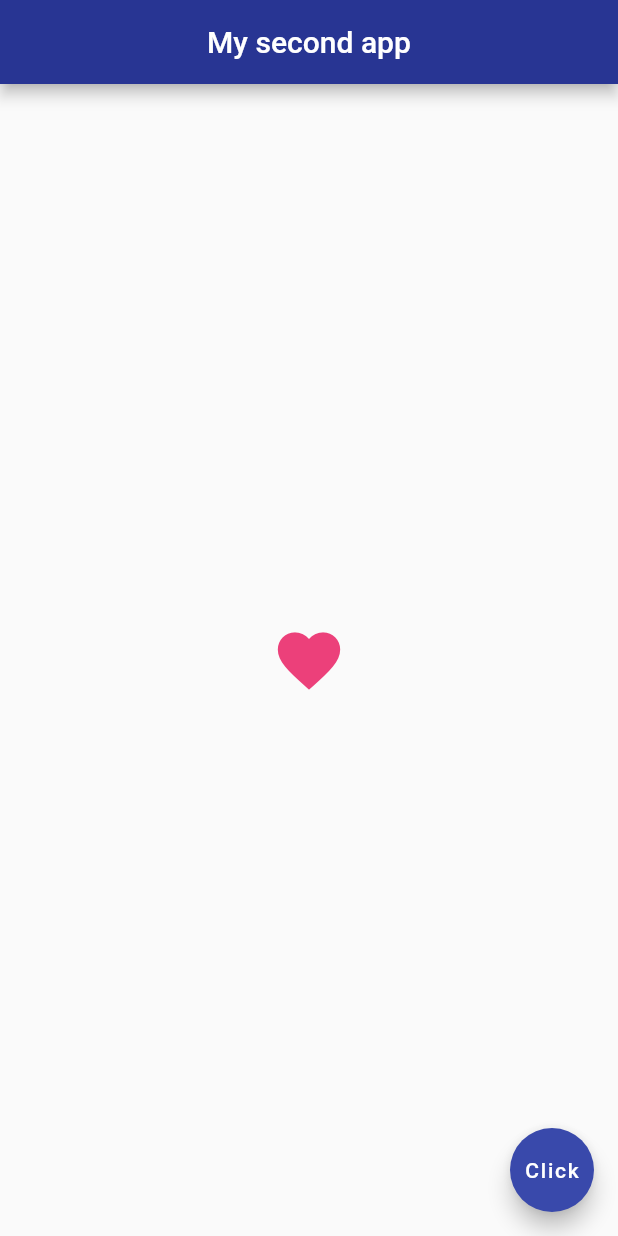
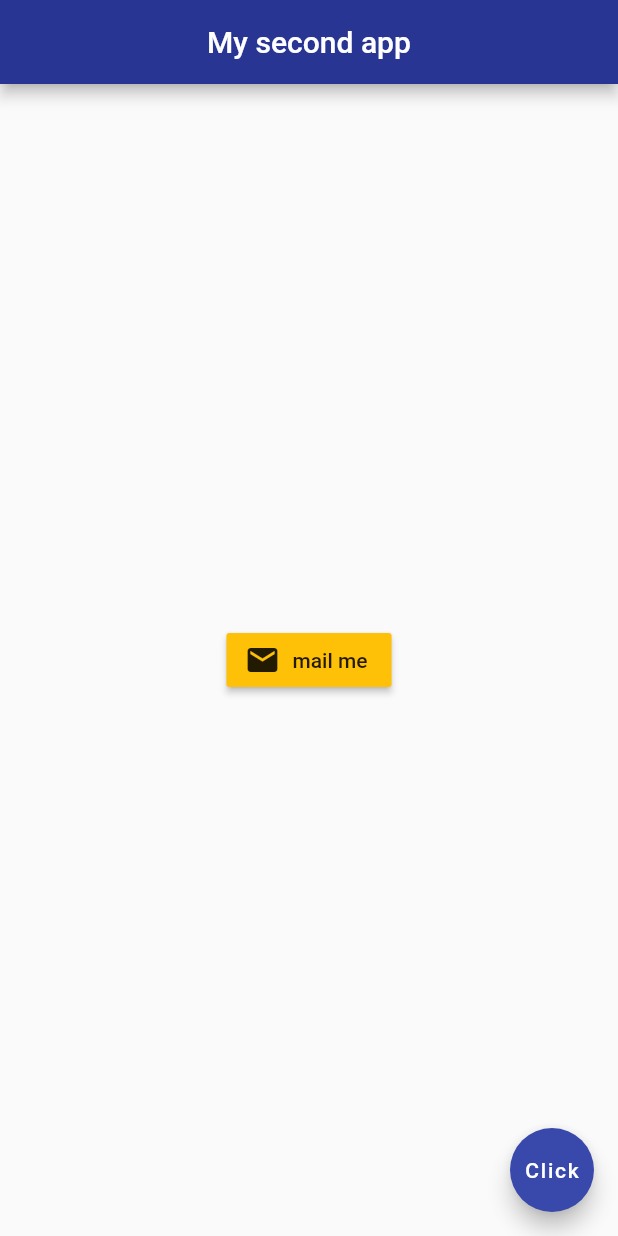
Before and after one commit to Majdi-Zlitni/LearningFlutter, a Flutter app: the screen it shows after launch, on a phone screen of 412 x 824 dp. Run offline on Flutter 3.47's test engine with Material 2 defaults, Android fonts, the phone set to English and light mode, and no system bars.

Commit message:
RaisedButton and IconButton

```diff
--- a/lib/main.dart
+++ b/lib/main.dart
@@ -16,10 +16,15 @@ class Home extends StatelessWidget {//to enable hot reload
           backgroundColor: Colors.indigo[800],//to change the default color of the navbar
         ),
         body: Center(//body howa el widget el wastaniya w Centre maanetha bch nguedou ely fiwasset el body el kol in center
-          child: Icon(
-            Icons.favorite,
-            color :Colors.pink[400],
-            size: 50,
+          child: RaisedButton.icon(
+            onPressed: (){
+              print('it hurts me senpai');
+            },
+            icon: Icon(
+              Icons.mail
+            ),
+            label: Text('mail me'),
+            color: Colors.amber,
           )
         ),
         floatingActionButton: FloatingActionButton(
@@ -32,14 +37,6 @@ class Home extends StatelessWidget {//to enable hot reload
   }
 }
 /*
-
-thama zouz anwa3 ely nejbdouh mel net w ely na9rouh localy
-ely nejbdouh mel net nettaamlou
-child: Image.NetworkImage('URL'),
-or el tari9a el twila
-child: Image(image: NetworkImage('url')
-          ),
-waila nejbdouha localy heka
-child: Image.asset('el blassa'),
-w kif kif fiha tari9a twila
+RaisedButon.icon tnajem thot fih text
+IconButoon ma tnajemch thot fih text
  */
```
